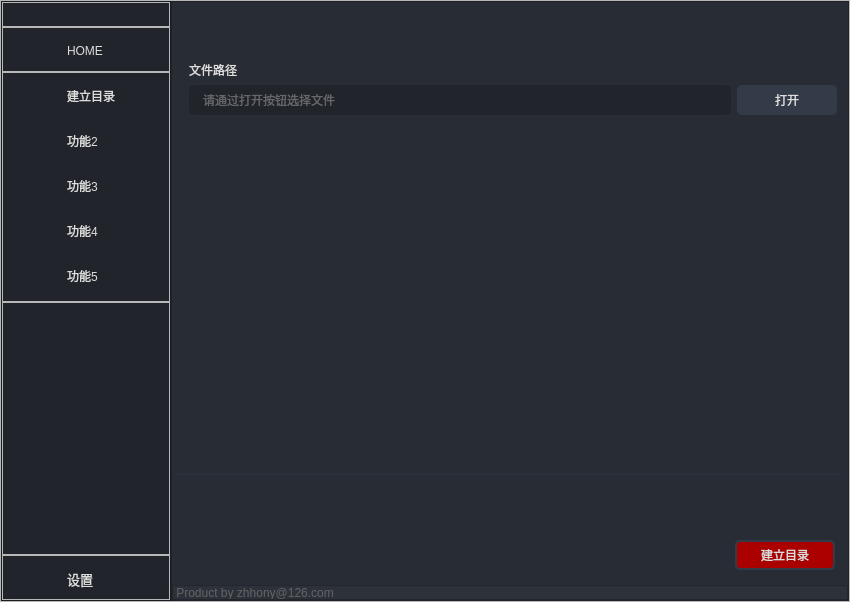
This is appui.ui in zhhony/pyexcel as Qt 5 draws it before an edit. The edited form follows.
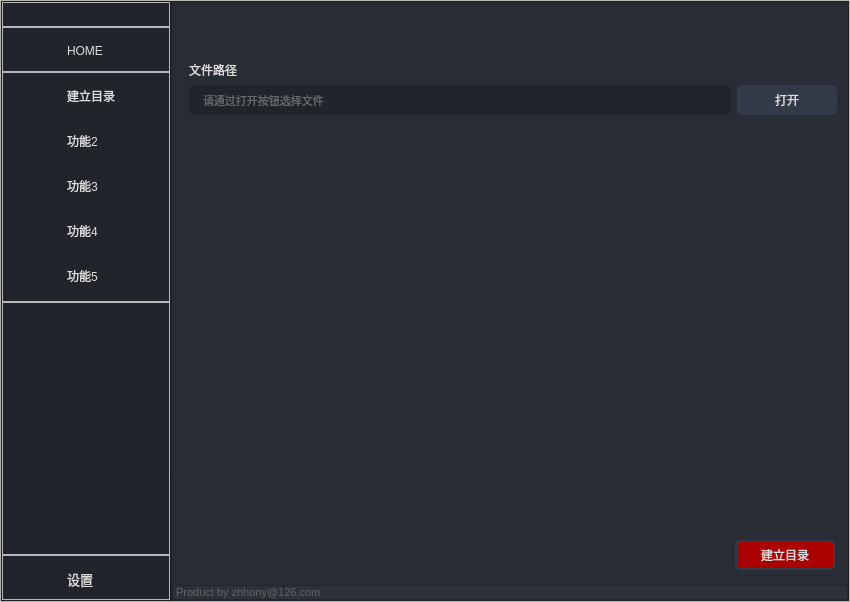
This is the edited form. The open tabs and pages were chosen to show the change. Icons and pictures are not drawn.

Commit message: 解决Ui字体分布不均的问题

Patch:
```diff
--- a/appui.ui
+++ b/appui.ui
@@ -10,6 +10,14 @@
     <height>602</height>
    </rect>
   </property>
+  <property name="font">
+   <font>
+    <family>Consolas</family>
+    <pointsize>9</pointsize>
+    <stylestrategy>PreferAntialias</stylestrategy>
+    <kerning>false</kerning>
+   </font>
+  </property>
   <property name="windowTitle">
    <string>MainWindow</string>
   </property>
@@ -835,6 +843,16 @@
                         <height>30</height>
                        </size>
                       </property>
+                      <property name="font">
+                       <font>
+                        <family>微软雅黑</family>
+                        <pointsize>8</pointsize>
+                        <italic>false</italic>
+                        <bold>false</bold>
+                        <stylestrategy>PreferAntialias</stylestrategy>
+                        <kerning>false</kerning>
+                       </font>
+                      </property>
                       <property name="cursor">
                        <cursorShape>IBeamCursor</cursorShape>
                       </property>
@@ -1375,6 +1393,15 @@
              </property>
              <item>
               <widget class="QLabel" name="productlab">
+               <property name="font">
+                <font>
+                 <family>Segoe UI</family>
+                 <pointsize>8</pointsize>
+                 <italic>false</italic>
+                 <bold>false</bold>
+                 <kerning>false</kerning>
+                </font>
+               </property>
                <property name="styleSheet">
                 <string notr="true"/>
                </property>
```
Left out of the diff: 23 changed lines with no effect on the pictures. The commit also changes 1 other file.
